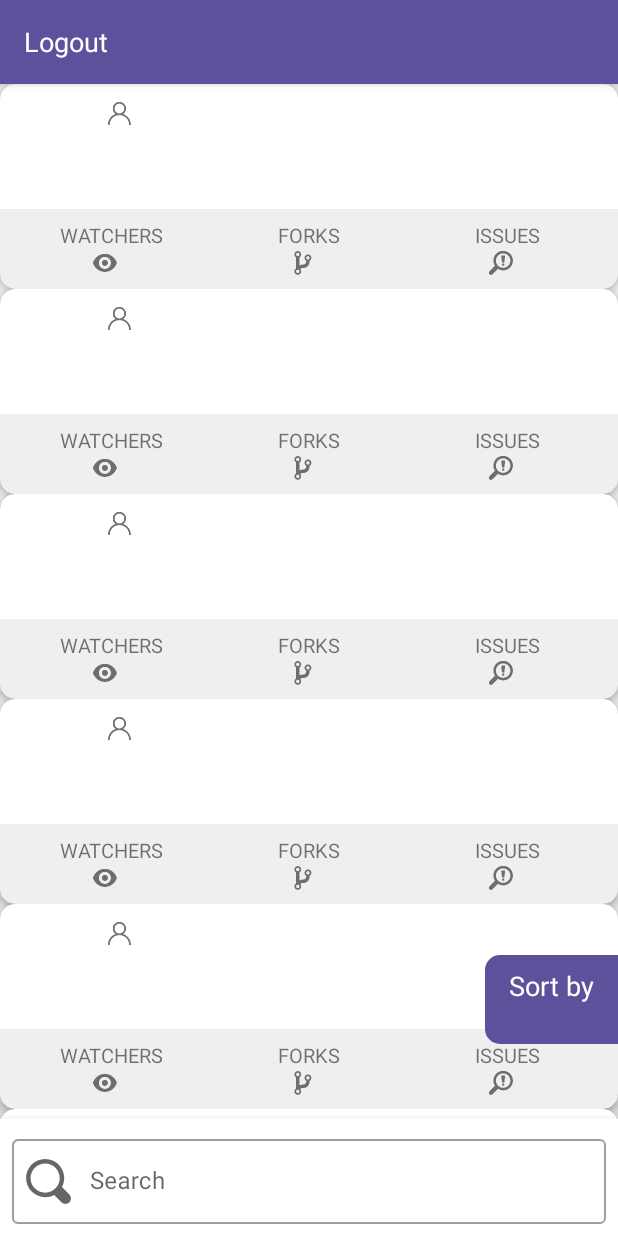
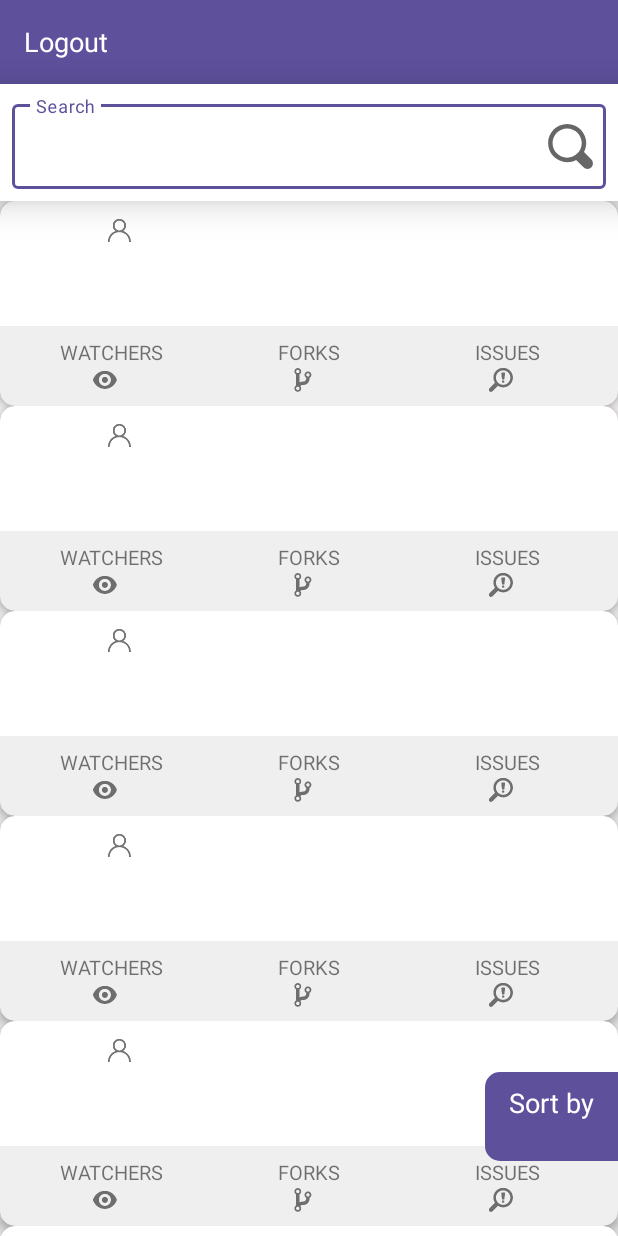
Before and after one commit to naveed9999/GitHubSearchEngine, an Android app: the layout fragment_search.xml on its own in the app's theme, with its tools: preview values and no code run, on a phone screen of 412 x 824 dp. Run offline under Robolectric (Android 15) with nearby library versions, the phone set to English and light mode, and no system bars.

Commit message:
Search changes

```diff
--- a/app/src/main/res/layout/fragment_search.xml
+++ b/app/src/main/res/layout/fragment_search.xml
@@ -67,23 +67,13 @@
             </androidx.appcompat.widget.Toolbar>
         </com.google.android.material.appbar.AppBarLayout>
 
-        <androidx.recyclerview.widget.RecyclerView
-            android:id="@+id/search_repository_recycler_view"
-            android:layout_width="match_parent"
-            android:layout_height="0dp"
-            app:layoutManager="androidx.recyclerview.widget.LinearLayoutManager"
-            app:layout_constraintBottom_toTopOf="@id/search_repository_parent"
+        <androidx.cardview.widget.CardView
             app:layout_constraintTop_toBottomOf="@id/search_toolbar_parent"
-            tools:itemCount="20"
-            tools:listitem="@layout/item_search" />
-
-        <androidx.cardview.widget.CardView
             android:id="@+id/search_repository_parent"
             android:layout_width="match_parent"
             android:layout_height="wrap_content"
             app:cardCornerRadius="@dimen/no_radius"
-            app:cardElevation="@dimen/search_repository_parent_card_elevation"
-            app:layout_constraintBottom_toBottomOf="parent">
+            app:cardElevation="@dimen/search_repository_parent_card_elevation">
 
             <LinearLayout
                 android:layout_width="match_parent"
@@ -100,17 +90,28 @@
                     android:layout_margin="@dimen/normal_padding"
                     android:layout_weight="1"
                     android:hint="@string/hint_search"
-                    app:endIconMode="clear_text"
-                    app:layout_constraintBottom_toBottomOf="parent"
-                    app:startIconDrawable="@drawable/ic_search">
+                    app:endIconMode="custom"
+                    app:endIconDrawable="@drawable/ic_search">
 
                     <com.google.android.material.textfield.TextInputEditText
                         android:id="@+id/search_query"
+                        android:imeOptions="actionSearch"
                         android:layout_width="match_parent"
                         android:layout_height="wrap_content" />
                 </com.google.android.material.textfield.TextInputLayout>
             </LinearLayout>
         </androidx.cardview.widget.CardView>
+
+
+        <androidx.recyclerview.widget.RecyclerView
+            app:layout_constraintBottom_toBottomOf="parent"
+            android:id="@+id/search_repository_recycler_view"
+            android:layout_width="match_parent"
+            android:layout_height="0dp"
+            app:layoutManager="androidx.recyclerview.widget.LinearLayoutManager"
+            app:layout_constraintTop_toBottomOf="@id/search_repository_parent"
+            tools:itemCount="20"
+            tools:listitem="@layout/item_search" />
 
         <LinearLayout
             android:id="@+id/search_sort_parent"
@@ -123,7 +124,7 @@
             android:paddingTop="@dimen/normal_padding"
             android:paddingRight="@dimen/medium_padding"
             android:paddingBottom="@dimen/normal_padding"
-            app:layout_constraintBottom_toTopOf="@id/search_repository_parent"
+            app:layout_constraintBottom_toBottomOf="parent"
             app:layout_constraintRight_toRightOf="parent">
 
             <TextView
```
Also changed, not shown: app/build.gradle (+12 -0 lines), app/src/main/java/com/nido/github/feature/content/search/ui/SearchFragment.kt (+22 -8 lines).
